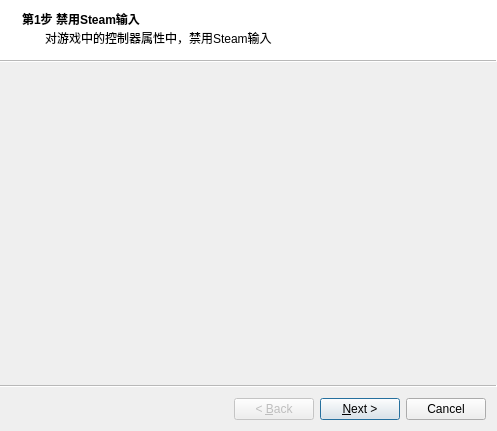
Old version of the form src/ui/ETS2_KeyBinder/Ets2KeyBinderWizard.ui in the repository InsistonTan/KeyMappingsTool.
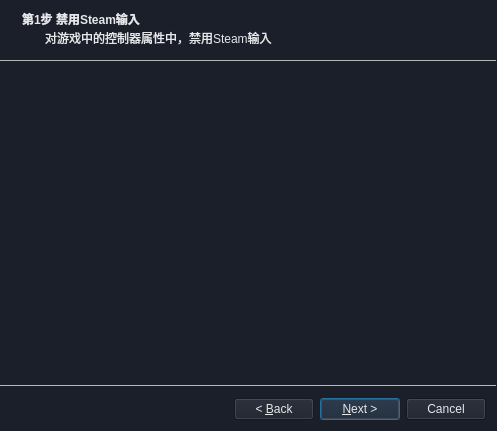
New version of the form. Icons and pictures are not drawn. Custom widgets are drawn as their Qt base class.

What changed in the file:
```diff
--- a/src/ui/ETS2_KeyBinder/Ets2KeyBinderWizard.ui
+++ b/src/ui/ETS2_KeyBinder/Ets2KeyBinderWizard.ui
@@ -13,6 +13,12 @@
   <property name="windowTitle">
    <string>欧卡2/美卡-特殊按键绑定向导（实验性）</string>
   </property>
+  <property name="styleSheet">
+   <string notr="true">QWidget{
+background-color:#1a1f2a;
+color:#E5E7EB;
+}</string>
+  </property>
   <property name="wizardStyle">
    <enum>QWizard::WizardStyle::ModernStyle</enum>
   </property>
```
Left out of the diff: 12 changed lines with no effect on the pictures.
